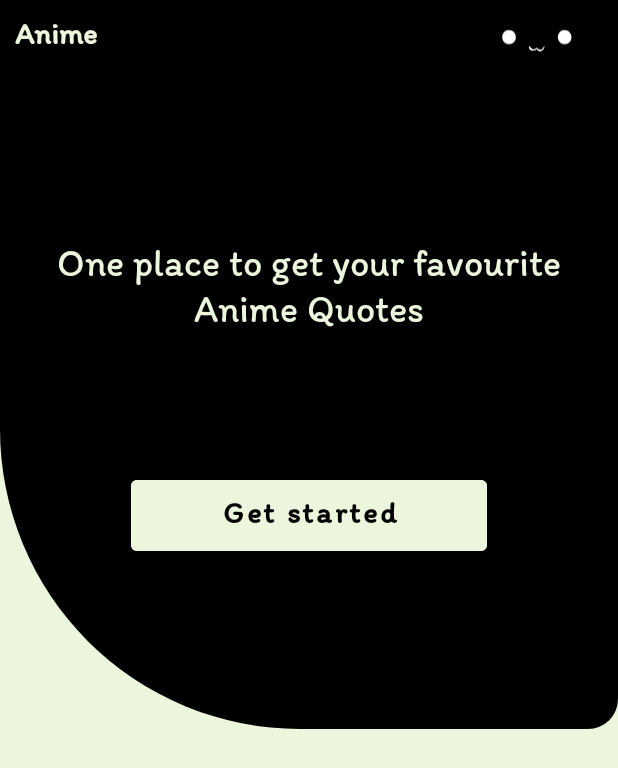
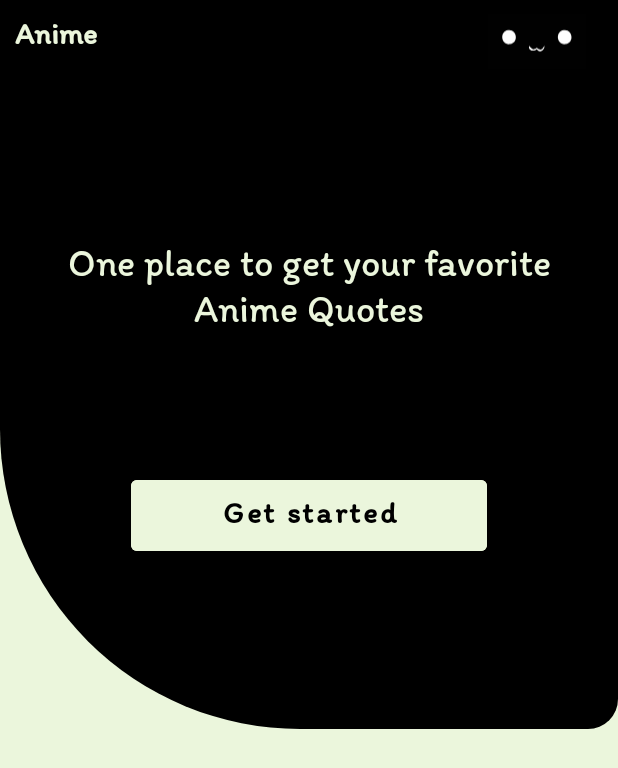
Before and after one commit to PrajwalG7/Anime, an Android app: the layout activity_main.xml on its own in the app's theme, with its tools: preview values and no code run, on a phone screen of 412 x 824 dp. Shown: the top 768 px of the screen. Run offline under Robolectric (Android 15) with nearby library versions, the phone set to English and light mode, and no system bars.

Commit message:
some textview spelling changes

```diff
--- a/app/src/main/res/layout/activity_main.xml
+++ b/app/src/main/res/layout/activity_main.xml
@@ -61,7 +61,7 @@
         android:layout_height="wrap_content"
         android:fontFamily="@font/itim"
         android:gravity="center"
-        android:text="One place to get your favourite Anime Quotes"
+        android:text="One place to get your favorite Anime Quotes"
         android:textColor="@color/splashshade"
         android:textSize="25sp"
         app:layout_constraintBottom_toBottomOf="@+id/view"
```
